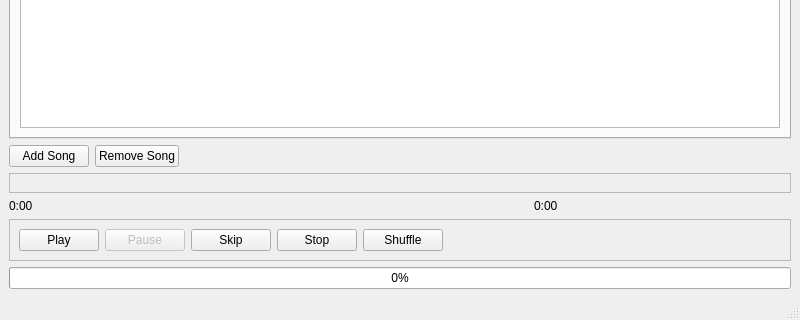
Above: src/MainWindow.ui from IMbackK/aceradio before the change; both pictures show x 0 to 800 and y 280 to 600 of the 800 by 600 pixel window. Below: the same form after it.
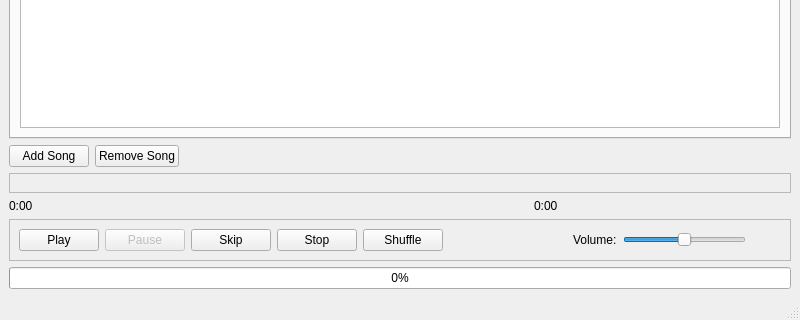
That is the form after the change. Icons and pictures are not drawn. Custom widgets are drawn as their Qt base class.

Commit message: Add volume slider

Patch:
```diff
--- a/src/MainWindow.ui
+++ b/src/MainWindow.ui
@@ -222,14 +222,56 @@
          </property>
         </widget>
        </item>
+       <item>
+        <spacer name="horizontalSpacer_3">
+         <property name="orientation">
+          <enum>Qt::Orientation::Horizontal</enum>
+         </property>
+         <property name="sizeHint" stdset="0">
+          <size>
+           <width>15</width>
+           <height>20</height>
+          </size>
+         </property>
+        </spacer>
+       </item>
+       <item>
+        <widget class="QLabel" name="volumeLabel">
+         <property name="text">
+          <string>Volume:</string>
+         </property>
+        </widget>
+       </item>
+       <item>
+        <widget class="QSlider" name="volumeSlider">
+         <property name="minimumSize">
+          <size>
+           <width>100</width>
+           <height>20</height>
+          </size>
+         </property>
+         <property name="maximum">
+          <number>100</number>
+         </property>
+         <property name="value">
+          <number>50</number>
+         </property>
+         <property name="orientation">
+          <enum>Qt::Orientation::Horizontal</enum>
+         </property>
+        </widget>
+       </item>
        <item>
         <spacer name="horizontalSpacer_2">
          <property name="orientation">
           <enum>Qt::Orientation::Horizontal</enum>
          </property>
+         <property name="sizeType">
+          <enum>QSizePolicy::Policy::Fixed</enum>
+         </property>
          <property name="sizeHint" stdset="0">
           <size>
-           <width>40</width>
+           <width>35</width>
            <height>20</height>
           </size>
          </property>
```
The commit also changes 4 other files.
